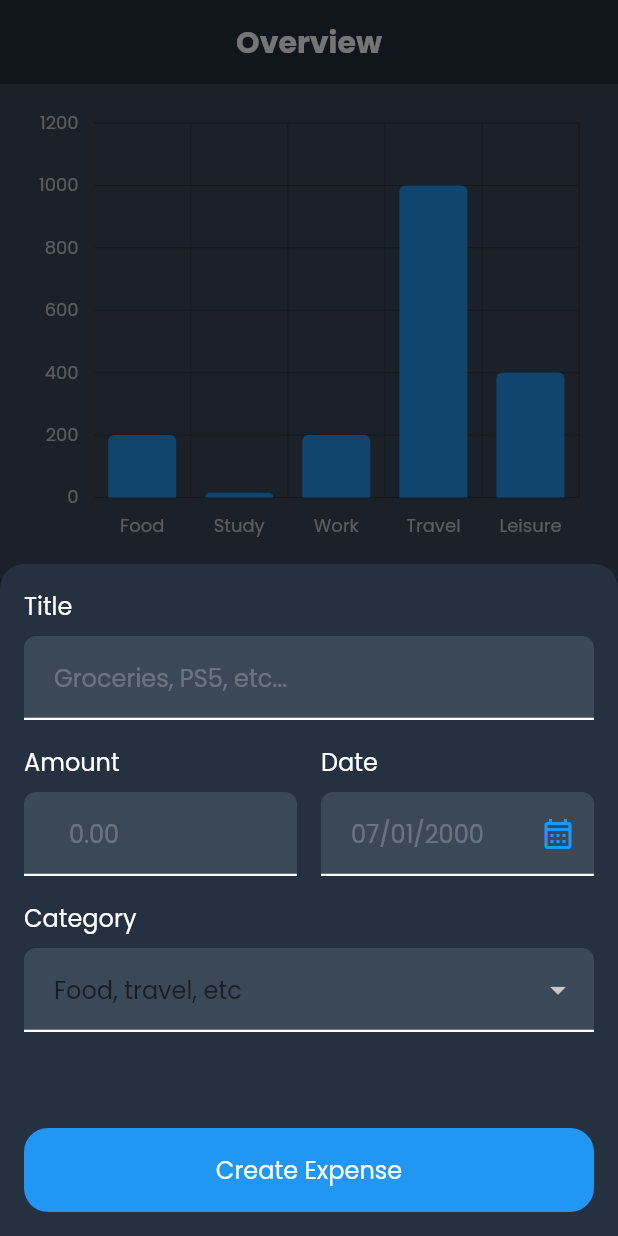
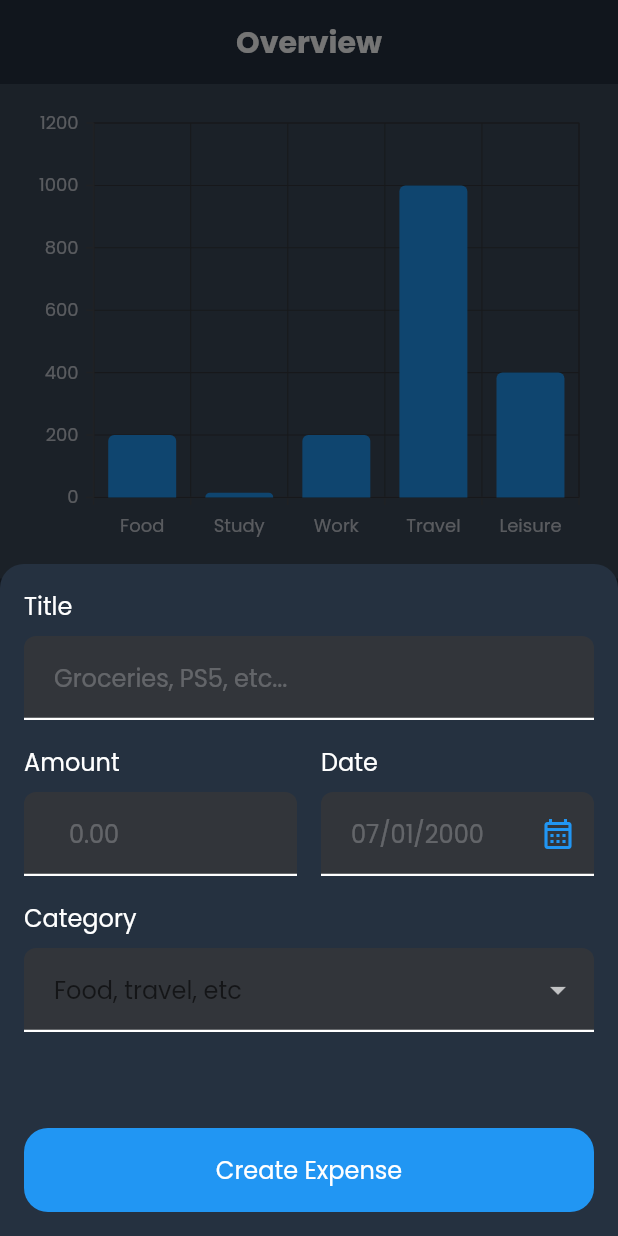
Before and after one commit to TNury/flutter_expenses_app, a Flutter app: the screen it shows after launch, after a tap on the "add" icon, on a phone screen of 412 x 824 dp. Run offline on Flutter 3.47's test engine with Material 2 defaults, Android fonts, the phone set to English and light mode, and no system bars; our stand-ins replace syncfusion_flutter_charts.

Commit message:
feat: make dark theme the one and only app theme

```diff
--- a/lib/main.dart
+++ b/lib/main.dart
@@ -1,6 +1,6 @@
 import 'package:flutter/material.dart';
 import 'package:flutter_expenses_tracker/theme/theme.dart';
-import 'package:flutter_expenses_tracker/theme/dark_theme.dart';
+
 import 'package:flutter_expenses_tracker/widgets/screens/expenses_screen.dart';
 
 void main() {
@@ -8,8 +8,6 @@ void main() {
     MaterialApp(
       title: "Flutter Expenses Tracker",
       theme: theme,
-      darkTheme: darkTheme,
-      themeMode: ThemeMode.dark,
       debugShowCheckedModeBanner: false,
       home: const ExpensesScreen(),
     ),
--- a/lib/theme/text_theme.dart
+++ b/lib/theme/text_theme.dart
@@ -1,25 +1,24 @@
 import 'package:flutter/material.dart';
 
-TextTheme textTheme([Color? textColor]) {
-  return ThemeData().textTheme.copyWith(
+TextTheme textTheme = ThemeData().textTheme.copyWith(
       // Titles
       titleSmall: ThemeData().textTheme.titleLarge!.copyWith(
             fontFamily: 'Poppins',
             fontSize: 20,
             fontWeight: FontWeight.bold,
-              color: textColor,
+            color: Colors.white,
           ),
       titleMedium: ThemeData().textTheme.titleLarge!.copyWith(
             fontFamily: 'Poppins',
             fontSize: 24,
             fontWeight: FontWeight.bold,
-              color: textColor,
+            color: Colors.white,
           ),
       titleLarge: ThemeData().textTheme.titleLarge!.copyWith(
             fontFamily: 'Poppins',
             fontSize: 28,
             fontWeight: FontWeight.bold,
-              color: textColor,
+            color: Colors.white,
           ),
 
       // Headlines
@@ -27,19 +26,19 @@ TextTheme textTheme([Color? textColor]) {
             fontFamily: 'Poppins',
             fontSize: 20,
             fontWeight: FontWeight.bold,
-              color: textColor,
+            color: Colors.white,
           ),
       headlineMedium: ThemeData().textTheme.headlineMedium!.copyWith(
             fontFamily: 'Poppins',
             fontSize: 24,
             fontWeight: FontWeight.bold,
-              color: textColor,
+            color: Colors.white,
           ),
       headlineLarge: ThemeData().textTheme.headlineLarge!.copyWith(
             fontFamily: 'Poppins',
             fontSize: 28,
             fontWeight: FontWeight.bold,
-              color: textColor,
+            color: Colors.white,
           ),
 
       // Body texts
@@ -47,19 +46,19 @@ TextTheme textTheme([Color? textColor]) {
             fontFamily: 'Poppins',
             fontSize: 14,
             fontWeight: FontWeight.normal,
-              color: textColor,
+            color: Colors.white,
           ),
       bodyMedium: ThemeData().textTheme.bodyMedium!.copyWith(
             fontFamily: 'Poppins',
             fontSize: 16,
             fontWeight: FontWeight.normal,
-              color: textColor,
+            color: Colors.white,
           ),
       bodyLarge: ThemeData().textTheme.bodyLarge!.copyWith(
             fontFamily: 'Poppins',
             fontSize: 18,
             fontWeight: FontWeight.normal,
-              color: textColor,
+            color: Colors.white,
           ),
 
       // Label texts
@@ -67,33 +66,32 @@ TextTheme textTheme([Color? textColor]) {
             fontFamily: 'Poppins',
             fontSize: 14,
             fontWeight: FontWeight.normal,
-              color: textColor,
+            color: Colors.white,
           ),
       labelMedium: ThemeData().textTheme.labelMedium!.copyWith(
             fontFamily: 'Poppins',
             fontSize: 16,
             fontWeight: FontWeight.normal,
-              color: textColor,
+            color: Colors.white,
           ),
       labelLarge: ThemeData().textTheme.labelLarge!.copyWith(
             fontFamily: 'Poppins',
             fontSize: 18,
             fontWeight: FontWeight.normal,
-              color: textColor,
+            color: Colors.white,
           ),
 
       // Display texts
       displaySmall: ThemeData().textTheme.displaySmall!.copyWith(
             fontFamily: 'Poppins',
-              color: textColor,
+            color: Colors.white,
           ),
       displayMedium: ThemeData().textTheme.displayMedium!.copyWith(
             fontFamily: 'Poppins',
-              color: textColor,
+            color: Colors.white,
           ),
       displayLarge: ThemeData().textTheme.displayLarge!.copyWith(
             fontFamily: 'Poppins',
-              color: textColor,
+            color: Colors.white,
           ),
     );
-}
```
Also changed, not shown: lib/theme/dark_theme.dart (deleted, +0 -68 lines), lib/theme/theme.dart (+18 -9 lines). Lines whose indentation alone changed are shown as unchanged.
